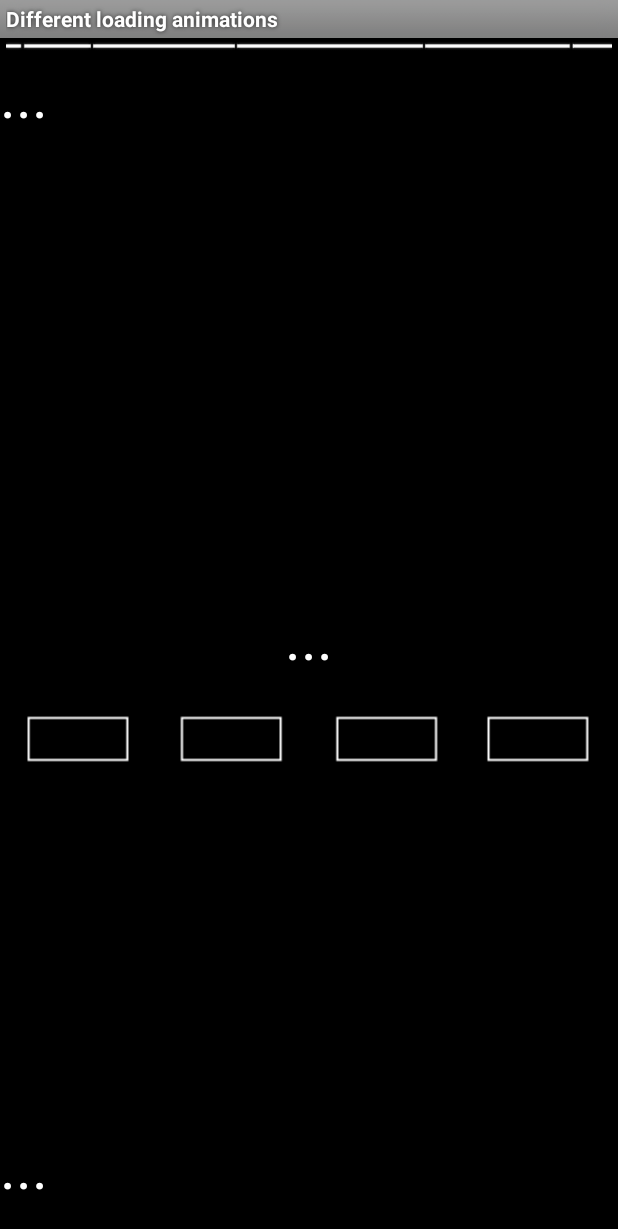
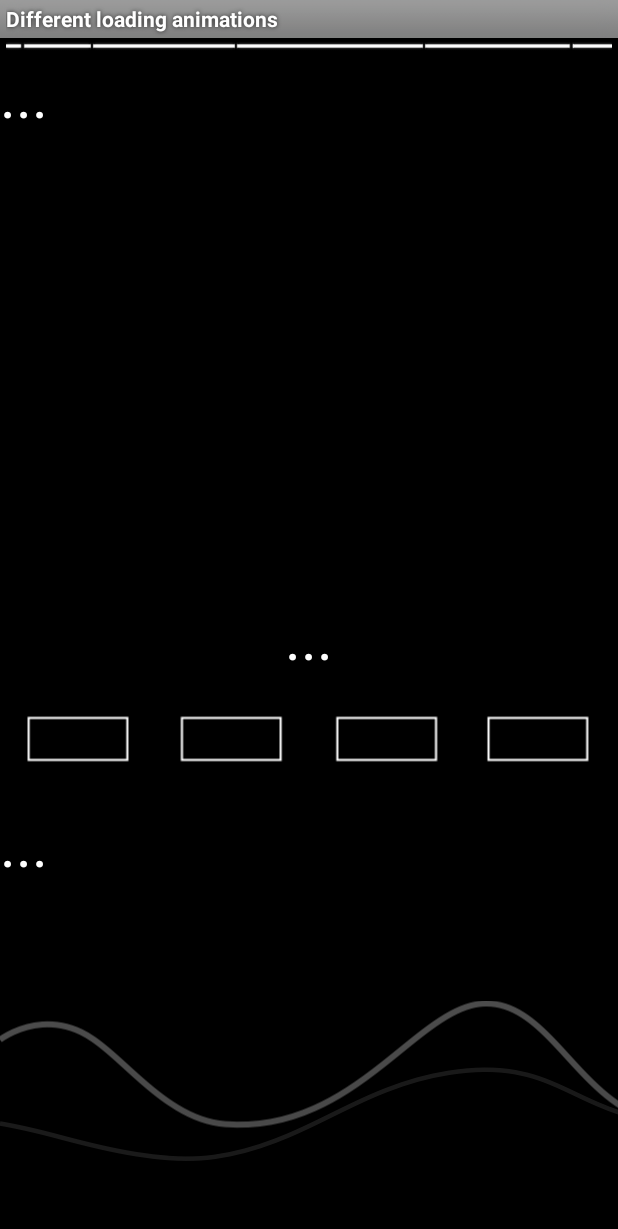
Before and after one commit to ShortPath/justforfun, an Android app: the layout activity_all_animation.xml on its own in the app's theme, with its tools: preview values and no code run, on a phone screen of 412 x 824 dp. Shown: the top 1229 px of the screen. Run offline under Robolectric (Android 15) with nearby library versions, the phone set to English and light mode, and no system bars.

Commit message:
flow animation complete

```diff
--- a/app/src/main/java/com/puyang/animation/AnimationMenuActivity.java
+++ b/app/src/main/java/com/puyang/animation/AnimationMenuActivity.java
@@ -44,7 +44,9 @@ public class AnimationMenuActivity extends Activity {
                     case 4:
                         animationIntent.putExtra("value", "incrementingloading");
                         break;
-
+                    case 5:
+                        animationIntent.putExtra("value", "imageflow");
+                        break;
                     default:
                         break;
                 }
--- a/app/src/main/res/layout/activity_all_animation.xml
+++ b/app/src/main/res/layout/activity_all_animation.xml
@@ -53,9 +53,16 @@
         android:id="@+id/leftRightAnimation"
         android:layout_width="match_parent"
         android:layout_height="wrap_content"
-        android:layout_alignParentBottom="true" >
+        android:layout_below="@+id/incrementingBoxAnimation">
 
         <include layout="@layout/activity_leftright_animation" />
     </RelativeLayout>
 
+    <FrameLayout
+        android:layout_width="match_parent"
+        android:layout_height="wrap_content"
+        android:layout_alignParentBottom="true">
+        <include layout="@layout/activity_image_flow_animation" />
+    </FrameLayout>
+
 </RelativeLayout>
--- /dev/null
+++ b/app/src/main/res/layout/activity_image_flow_animation.xml
@@ -0,0 +1,57 @@
+<merge xmlns:android="http://schemas.android.com/apk/res/android"
+    xmlns:tools="http://schemas.android.com/tools"
+    android:layout_width="2244px"
+    android:layout_height="match_parent" >
+
+    <FrameLayout
+        android:layout_width="match_parent"
+        android:layout_height="wrap_content">
+        <ImageView
+            android:id="@+id/flow_imageview_dark"
+            android:layout_marginRight="-2244px"
+            android:layout_width="2244px"
+            android:layout_height="216px"
+            android:src="@drawable/splash_dark_line"/>
+        <ImageView
+            android:id="@+id/flow_imageview_dark2"
+            android:layout_marginLeft="-2244px"
+            android:layout_width="2244px"
+            android:layout_height="216px"
+            android:src="@drawable/splash_dark_line"/>
+    </FrameLayout>
+
+    <FrameLayout
+        android:layout_width="match_parent"
+        android:layout_height="wrap_content">
+        <ImageView
+            android:id="@+id/flow_imageview_light"
+            android:layout_marginRight="-2244px"
+            android:layout_width="2244px"
+            android:layout_height="174px"
+            android:src="@drawable/splash_light_line"/>
+        <ImageView
+            android:id="@+id/flow_imageview_light2"
+            android:layout_marginLeft="-2244px"
+            android:layout_width="2244px"
+            android:layout_height="174px"
+            android:src="@drawable/splash_light_line"/>
+
+    </FrameLayout>
+
+    <FrameLayout
+        android:layout_width="match_parent"
+        android:layout_height="wrap_content">
+        <ImageView
+            android:id="@+id/flow_imageview_shadow"
+            android:layout_marginRight="-2244px"
+            android:layout_width="2244px"
+            android:layout_height="216px"
+            android:src="@drawable/splash_shadow"/>
+        <ImageView
+            android:id="@+id/flow_imageview_shadow2"
+            android:layout_marginLeft="-2244px"
+            android:layout_width="2244px"
+            android:layout_height="216px"
+            android:src="@drawable/splash_shadow"/>
+    </FrameLayout>
+</merge>
--- a/app/src/main/res/values/arrays.xml
+++ b/app/src/main/res/values/arrays.xml
@@ -7,6 +7,7 @@
         <item>@string/left_right</item>
         <item>@string/four_square_like</item>
         <item>@string/horizontal_incremental</item>
+        <item>@string/image_flow</item>
     </string-array>
 
 </resources>
--- a/app/src/main/res/values/strings.xml
+++ b/app/src/main/res/values/strings.xml
@@ -10,4 +10,5 @@
     <string name="four_square_like">Four Square like</string>
     <string name="horizontal_incremental">Horizontal incremental</string>
     <string name="dot">.</string>
+    <string name="image_flow">Image Flow</string>
 </resources>
```
Also changed, not shown: app/src/main/java/com/puyang/animation/AllAnimation.java (+83 -9 lines), app/src/main/res/drawable-hdpi/splash_dark_line.png (added), app/src/main/res/drawable-hdpi/splash_light_line.png (added), app/src/main/res/drawable-hdpi/splash_shadow.png (added), app/src/main/res/drawable-hdpi/splash_slogan_line.png (added), app/src/main/res/drawable-xhdpi/splash_dark_line.png (added), app/src/main/res/drawable-xhdpi/splash_light_line.png (added), app/src/main/res/drawable-xhdpi/splash_shadow.png (added), app/src/main/res/drawable-xhdpi/splash_slogan_line.png (added), app/src/main/res/drawable-xxhdpi/splash_dark_line.png (added), app/src/main/res/drawable-xxhdpi/splash_light_line.png (added), app/src/main/res/drawable-xxhdpi/splash_shadow.png (added), app/src/main/res/drawable-xxhdpi/splash_slogan_line.png (added).
